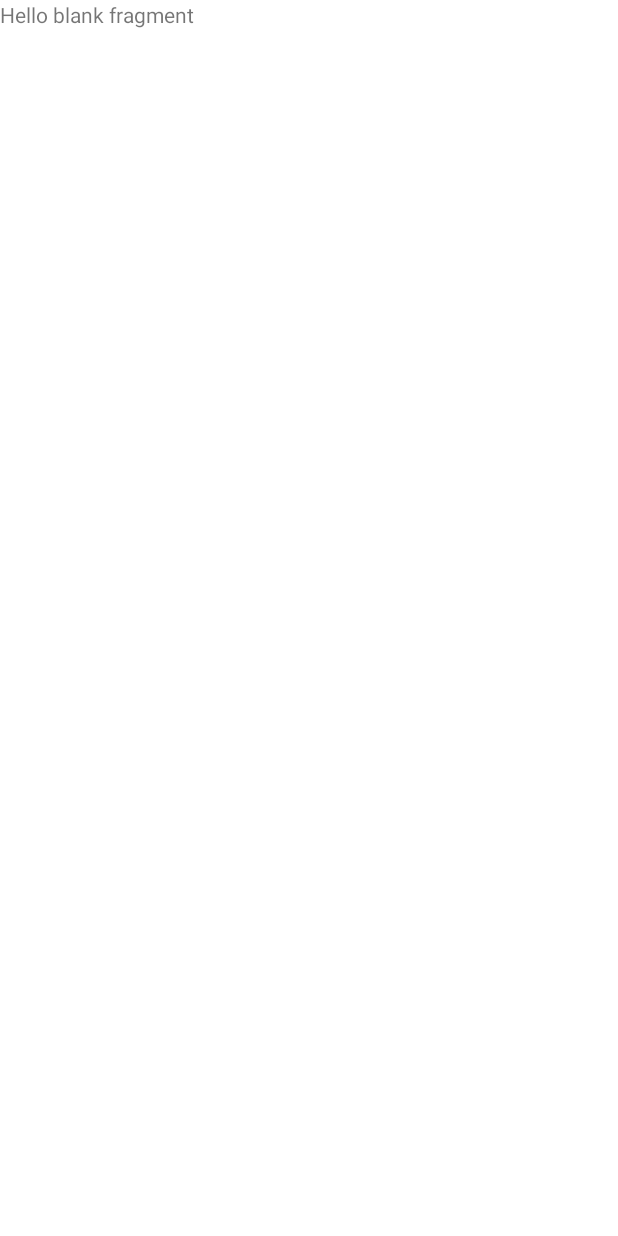
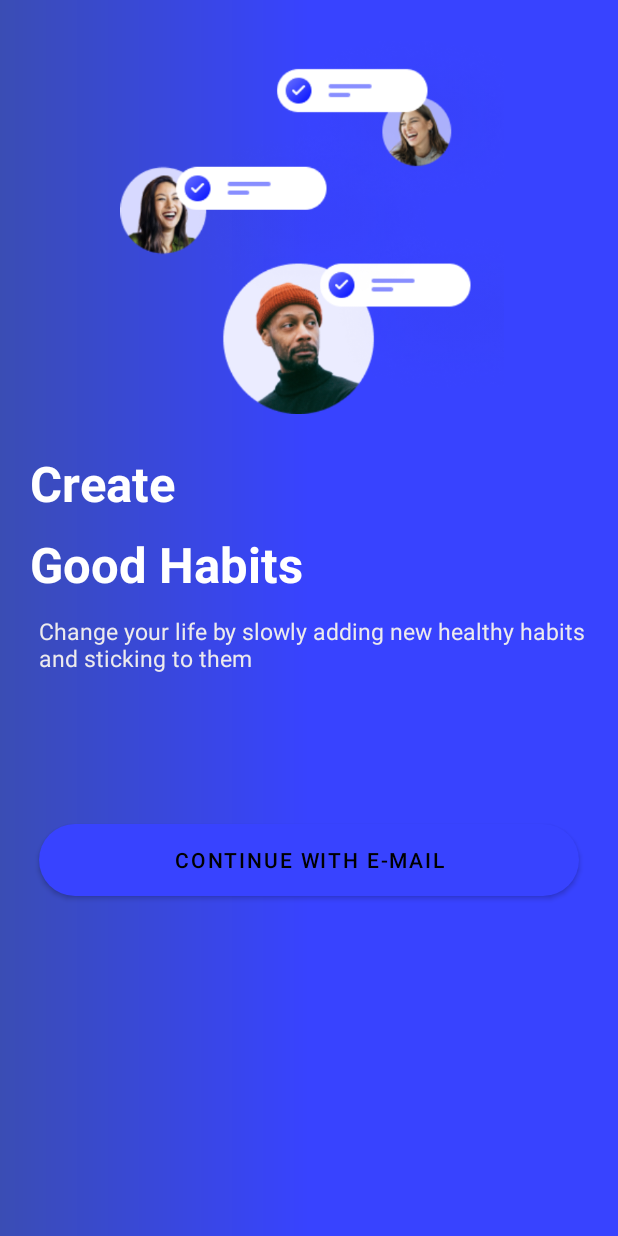
Before and after one commit to rehamYahia/Routine-HabitTracker, an Android app: the SplashPager1Fragment screen opened through its navigation route, on a phone screen of 412 x 824 dp. Before the commit the screen is almost empty. Run offline under Robolectric (Android 15) with nearby library versions, the phone set to English and light mode, and no system bars; our stand-ins replace sdp/ssp sizes.

Commit message:
add splash screen

```diff
--- a/app/build.gradle
+++ b/app/build.gradle
@@ -33,6 +33,10 @@ android {
     }
     kotlinOptions {
         jvmTarget = '1.8'
+    }
+
+    buildFeatures {
+        viewBinding = true
     }
 }
 
--- a/app/src/main/java/com/example/routinerhabittracker/ui/activities/NavigationActivity.kt
+++ b/app/src/main/java/com/example/routinerhabittracker/ui/activities/NavigationActivity.kt
@@ -2,11 +2,18 @@ package com.example.routinerhabittracker.ui.activities
 
 import androidx.appcompat.app.AppCompatActivity
 import android.os.Bundle
+import androidx.navigation.fragment.NavHostFragment
 import com.example.routinerhabittracker.R
+import com.example.routinerhabittracker.databinding.ActivityNavigationBinding
 
 class NavigationActivity : AppCompatActivity() {
+    private lateinit var binding: ActivityNavigationBinding
     override fun onCreate(savedInstanceState: Bundle?) {
         super.onCreate(savedInstanceState)
-        setContentView(R.layout.activity_navigation)
+        binding = ActivityNavigationBinding.inflate(layoutInflater)
+        val view = binding.root
+        setContentView(view)
+        val navHost = supportFragmentManager.findFragmentById(R.id.nav_host_fragment) as NavHostFragment
+        val navControler = navHost.navController
     }
 }
--- a/app/src/main/java/com/example/routinerhabittracker/ui/fragments/SplashFragment.kt
+++ b/app/src/main/java/com/example/routinerhabittracker/ui/fragments/SplashFragment.kt
@@ -1,18 +1,23 @@
 package com.example.routinerhabittracker.ui.fragments
 
 import android.os.Bundle
+import android.os.Handler
 import androidx.fragment.app.Fragment
 import android.view.LayoutInflater
 import android.view.View
 import android.view.ViewGroup
+import androidx.navigation.NavController
+import androidx.navigation.fragment.findNavController
 import com.example.routinerhabittracker.R
+import com.example.routinerhabittracker.databinding.FragmentSplashBinding
 
 class SplashFragment : Fragment() {
-
-
+    private  var _binding: FragmentSplashBinding?=null
+    private val binding get()= _binding!!
+    private lateinit var navControler: NavController
     override fun onCreate(savedInstanceState: Bundle?) {
         super.onCreate(savedInstanceState)
-
+        navControler = findNavController()
     }
 
     override fun onCreateView(
@@ -20,11 +25,17 @@ class SplashFragment : Fragment() {
         savedInstanceState: Bundle?
     ): View? {
         // Inflate the layout for this fragment
-        return inflater.inflate(R.layout.fragment_splash, container, false)
+        _binding = FragmentSplashBinding.inflate(inflater, container, false)
+        val view = binding.root
+        return view
     }
 
     override fun onViewCreated(view: View, savedInstanceState: Bundle?) {
         super.onViewCreated(view, savedInstanceState)
+        Handler().postDelayed({
+                              val action = SplashFragmentDirections.actionSplashFragmentToSplashPager1Fragment()
+            navControler.navigate(action)
+        } , 9000)
     }
 
 }
--- /dev/null
+++ b/app/src/main/res/drawable/background_shape.xml
@@ -0,0 +1,10 @@
+<?xml version="1.0" encoding="utf-8"?>
+<shape xmlns:android="http://schemas.android.com/apk/res/android"
+    android:shape="rectangle"
+    >
+    <gradient android:startColor="@color/babyBlue"
+        android:centerColor="@color/purple_500"
+        android:endColor="@color/purple_500"
+        />
+
+</shape>
--- /dev/null
+++ b/app/src/main/res/drawable/email_button.xml
@@ -0,0 +1,6 @@
+<?xml version="1.0" encoding="utf-8"?>
+<shape xmlns:android="http://schemas.android.com/apk/res/android" android:shape="rectangle">
+    <corners android:radius="@dimen/_20sdp"/>
+    <solid android:color="@color/babyGrey" />
+
+</shape>
--- a/app/src/main/res/drawable/shape2.xml
+++ b/app/src/main/res/drawable/shape2.xml
@@ -7,4 +7,4 @@
         android:angle="@integer/material_motion_duration_medium_1"
         android:endColor="@color/shapeColor3"/>
 
-</selector>
+</shape>
--- a/app/src/main/res/layout/fragment_splash_pager1.xml
+++ b/app/src/main/res/layout/fragment_splash_pager1.xml
@@ -1,14 +1,78 @@
 <?xml version="1.0" encoding="utf-8"?>
-<FrameLayout xmlns:android="http://schemas.android.com/apk/res/android"
+<androidx.constraintlayout.widget.ConstraintLayout xmlns:android="http://schemas.android.com/apk/res/android"
+    xmlns:app="http://schemas.android.com/apk/res-auto"
     xmlns:tools="http://schemas.android.com/tools"
     android:layout_width="match_parent"
     android:layout_height="match_parent"
-    tools:context=".ui.fragments.SplashPager1Fragment">
+    tools:context=".ui.fragments.SplashPager1Fragment"
+    android:background="@drawable/background_shape"
+    >
 
-    <!-- TODO: Update blank fragment layout -->
+    <ImageView
+        android:id="@+id/imageView2"
+        android:layout_width="match_parent"
+        android:layout_height="@dimen/_200sdp"
+        android:layout_marginStart="4dp"
+        android:layout_marginTop="16dp"
+        android:src="@drawable/people"
+        app:layout_constraintStart_toStartOf="parent"
+        app:layout_constraintTop_toTopOf="parent" />
+
     <TextView
+        android:id="@+id/textView"
+        android:layout_width="wrap_content"
+        android:layout_height="wrap_content"
+        android:layout_marginStart="20dp"
+        android:layout_marginTop="24dp"
+        android:text="Create"
+        android:textColor="@color/white"
+        android:textSize="@dimen/_25sdp"
+        android:textStyle="bold"
+        app:layout_constraintStart_toStartOf="parent"
+        app:layout_constraintTop_toBottomOf="@+id/imageView2" />
+
+    <TextView
+        android:id="@+id/textView2"
+        android:layout_width="wrap_content"
+        android:layout_height="wrap_content"
+        android:layout_marginStart="20dp"
+        android:layout_marginTop="10dp"
+        android:text="Good Habits"
+        android:textColor="@color/white"
+        android:textSize="@dimen/_25sdp"
+        android:textStyle="bold"
+        app:layout_constraintStart_toStartOf="parent"
+        app:layout_constraintTop_toBottomOf="@+id/textView" />
+
+
+    <TextView
+        android:id="@+id/textView5"
         android:layout_width="match_parent"
-        android:layout_height="match_parent"
-        android:text="@string/hello_blank_fragment" />
+        android:layout_height="wrap_content"
+        android:layout_marginStart="@dimen/_20sdp"
+        android:layout_marginTop="12dp"
+        android:maxLines="2"
+        android:text="Change your life by slowly adding new healthy habits and sticking to them"
+        android:textColor="@color/babyGrey"
+        android:textSize="@dimen/_12sdp"
+        app:layout_constraintEnd_toEndOf="parent"
+        app:layout_constraintHorizontal_bias="0.0"
+        app:layout_constraintStart_toStartOf="parent"
+        app:layout_constraintTop_toBottomOf="@+id/textView2" />
 
-</FrameLayout>
+    <Button
+        android:layout_width="match_parent"
+        android:layout_height="wrap_content"
+        android:layout_marginTop="100dp"
+        android:background="@drawable/email_button"
+        android:text="Continue With E-mail"
+        android:layout_marginStart="@dimen/_20sdp"
+        android:layout_marginEnd="@dimen/_20sdp"
+        android:textColor="@color/black"
+        android:backgroundTint="@color/babyGrey"
+        app:layout_constraintEnd_toEndOf="parent"
+        app:layout_constraintHorizontal_bias="0.0"
+        app:layout_constraintStart_toStartOf="parent"
+        app:layout_constraintTop_toBottomOf="@+id/textView5" />
+
+</androidx.constraintlayout.widget.ConstraintLayout>
--- a/app/src/main/res/values/colors.xml
+++ b/app/src/main/res/values/colors.xml
@@ -1,11 +1,13 @@
 <?xml version="1.0" encoding="utf-8"?>
 <resources>
-    <color name="purple_200">#FFBB86FC</color>
+    <color name="purple_200">#BA2A42BD</color>
     <color name="purple_500">#3843FF</color>
     <color name="purple_700">#3843FF</color>
-    <color name="teal_200">#FF03DAC5</color>
-    <color name="teal_700">#FF018786</color>
+    <color name="teal_200">#3843FF</color>
+    <color name="teal_700">#3843FF</color>
+    <color name="babyBlue">#3A4DB4</color>
     <color name="black">#FF000000</color>
+    <color name="babyGrey">#EDEBED</color>
     <color name="white">#FFFFFFFF</color>
     <color name="shapeColor1">#EAECF0</color>
     <color name="shapeColor2">#FCDCD3</color>
--- a/app/src/main/res/values/themes.xml
+++ b/app/src/main/res/values/themes.xml
@@ -11,6 +11,7 @@
         <item name="colorOnSecondary">@color/black</item>
         <!-- Status bar color. -->
         <item name="android:statusBarColor">?attr/colorPrimaryVariant</item>
+        <item name="android:colorButtonNormal">@color/babyGrey</item>
         <!-- Customize your theme here. -->
     </style>
 </resources>
```
Also changed, not shown: app/src/main/res/layout/fragment_splash.xml (+5 -5 lines), app/src/main/res/layout/fragment_splash_pager2.xml (+7 -8 lines), app/src/main/res/layout/fragment_splash_pager3.xml (+55 -6 lines), app/src/main/res/drawable/facebook_logo.png (added), app/src/main/res/drawable/people.png (added), app/src/main/res/drawable/people2.png (added), app/src/main/res/drawable/people3.png (added).
